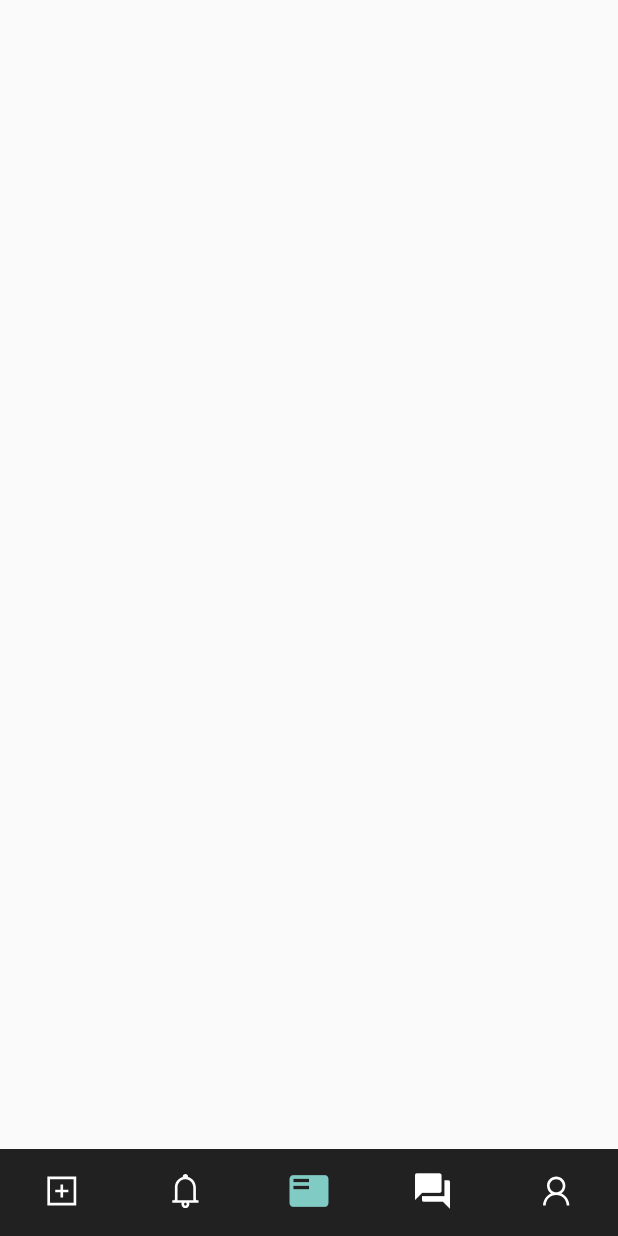
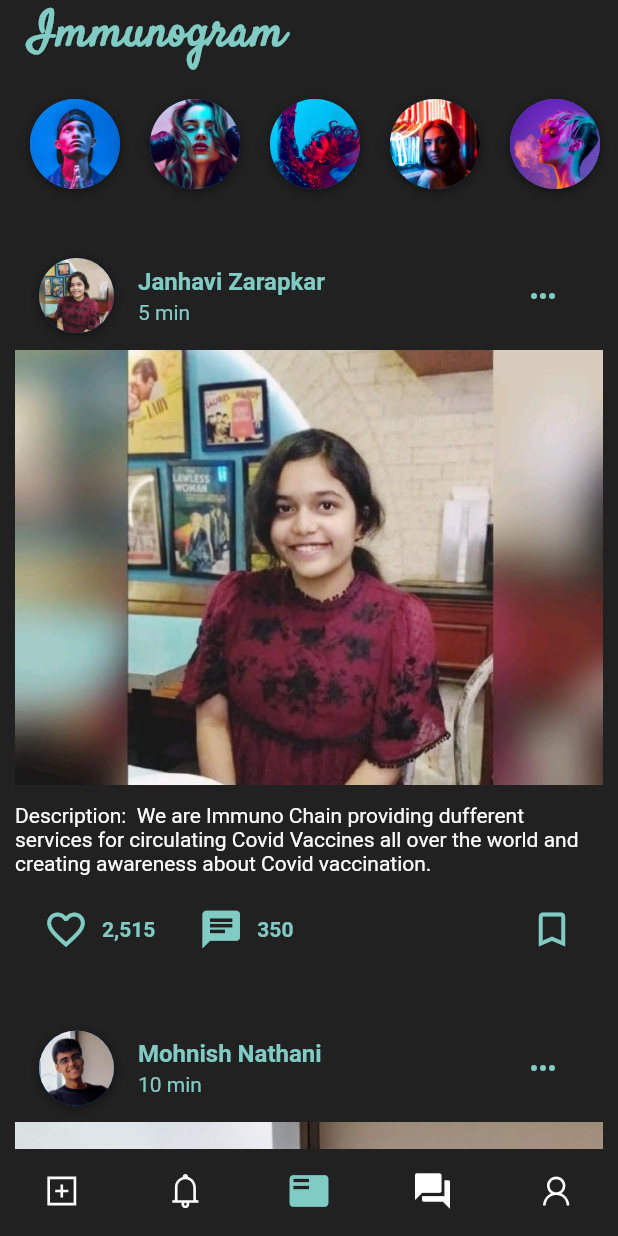
Before and after one commit to InsaneCodersDev/EYtechathon, a Flutter app: the screen it shows once a user with an empty profile is signed in, on a phone screen of 412 x 824 dp. Run offline on Flutter 3.47's test engine with Material 2 defaults, Android fonts, the phone set to English and light mode, and no system bars; our stand-ins replace animated_theme_switcher, awesome_dialog, circular_profile_avatar, cloud_firestore, firebase_auth, firebase_core and 13 more; missing offline and left inert: web3dart; accounts and stored records are empty; project files that could hold a hidden picture were left out.

Commit message:
Feed n post

```diff
--- /dev/null
+++ b/lib/feed.dart
@@ -0,0 +1,13 @@
+import 'package:flutter/material.dart';
+import 'feed_screen.dart';
+
+class MyApp extends StatelessWidget {
+  @override
+  Widget build(BuildContext context) {
+    return MaterialApp(
+      title: 'Flutter Instagram Feed UI Redesign',
+      debugShowCheckedModeBanner: false,
+      home: FeedScreen(),
+    );
+  }
+}
--- /dev/null
+++ b/lib/feed_screen.dart
@@ -0,0 +1,255 @@
+import 'package:flutter/material.dart';
+import 'package:vaccinemgmt/models/post_model.dart';
+import 'package:vaccinemgmt/screens/view_post_screen.dart';
+
+class FeedScreen extends StatefulWidget {
+  @override
+  _FeedScreenState createState() => _FeedScreenState();
+}
+
+class _FeedScreenState extends State<FeedScreen> {
+  Widget _buildPost(int index) {
+    return Padding(
+      padding: EdgeInsets.symmetric(horizontal: 10.0, vertical: 5.0),
+      child: Container(
+        width: double.infinity,
+        height: 505.0,
+        decoration: BoxDecoration(
+          color: Colors.grey[900],
+          borderRadius: BorderRadius.circular(25.0),
+        ),
+        child: Column(
+          children: <Widget>[
+            Padding(
+              padding: EdgeInsets.symmetric(vertical: 10.0),
+              child: Column(
+                children: <Widget>[
+                  ListTile(
+                    leading: Container(
+                      width: 50.0,
+                      height: 50.0,
+                      decoration: BoxDecoration(
+                        shape: BoxShape.circle,
+                        boxShadow: [
+                          BoxShadow(
+                            color: Colors.black45,
+                            offset: Offset(0, 2),
+                            blurRadius: 6.0,
+                          ),
+                        ],
+                      ),
+                      child: CircleAvatar(
+                        child: ClipOval(
+                          child: Image(
+                            height: 50.0,
+                            width: 50.0,
+                            image: AssetImage(posts[index].authorImageUrl),
+                            fit: BoxFit.cover,
+                          ),
+                        ),
+                      ),
+                    ),
+                    title: Text(
+                      posts[index].authorName,
+                      style: TextStyle(
+                        color: Colors.teal[200],
+                        fontWeight: FontWeight.bold,
+                      ),
+                    ),
+                    subtitle: Text(posts[index].timeAgo,
+                        style: TextStyle(
+                          color: Colors.teal[200],
+                        )),
+                    trailing: IconButton(
+                      icon: Icon(Icons.more_horiz),
+                      color: Colors.teal[200],
+                      onPressed: () => print('More'),
+                    ),
+                  ),
+                  InkWell(
+                    onDoubleTap: () => print('Like post'),
+                    onTap: () {
+                      Navigator.push(
+                        context,
+                        MaterialPageRoute(
+                          builder: (_) => ViewPostScreen(
+                            post: posts[index],
+                          ),
+                        ),
+                      );
+                    },
+                    child: Image.asset(
+                      posts[index].imageUrl,
+                      width: double.infinity,
+                    ),
+                  ),
+                  Padding(
+                    padding: EdgeInsets.symmetric(vertical: 12.0),
+                    child: Text(
+                      "Description:  We are Immuno Chain providing dufferent services for circulating Covid Vaccines all over the world and creating awareness about Covid vaccination.",
+                      style: TextStyle(color: Colors.white),
+                    ),
+                  ),
+                  Padding(
+                    padding: EdgeInsets.symmetric(horizontal: 10.0),
+                    child: Row(
+                      mainAxisAlignment: MainAxisAlignment.spaceBetween,
+                      children: <Widget>[
+                        Row(
+                          children: <Widget>[
+                            Row(
+                              children: <Widget>[
+                                IconButton(
+                                  icon: Icon(Icons.favorite_border),
+                                  color: Colors.teal[200],
+                                  iconSize: 30.0,
+                                  onPressed: () => print('Like post'),
+                                ),
+                                Text(
+                                  '2,515',
+                                  style: TextStyle(
+                                    color: Colors.teal[200],
+                                    fontSize: 14.0,
+                                    fontWeight: FontWeight.w600,
+                                  ),
+                                ),
+                              ],
+                            ),
+                            SizedBox(width: 20.0),
+                            Row(
+                              children: <Widget>[
+                                IconButton(
+                                  icon: Icon(Icons.chat),
+                                  color: Colors.teal[200],
+                                  iconSize: 30.0,
+                                  onPressed: () {
+                                    Navigator.push(
+                                      context,
+                                      MaterialPageRoute(
+                                        builder: (_) => ViewPostScreen(
+                                          post: posts[index],
+                                        ),
+                                      ),
+                                    );
+                                  },
+                                ),
+                                Text(
+                                  '350',
+                                  style: TextStyle(
+                                    color: Colors.teal[200],
+                                    fontSize: 14.0,
+                                    fontWeight: FontWeight.w600,
+                                  ),
+                                ),
+                              ],
+                            ),
+                          ],
+                        ),
+                        IconButton(
+                          icon: Icon(Icons.bookmark_border),
+                          color: Colors.teal[200],
+                          iconSize: 30.0,
+                          onPressed: () => print('Save post'),
+                        ),
+                      ],
+                    ),
+                  ),
+                ],
+              ),
+            ),
+          ],
+        ),
+      ),
+    );
+  }
+
+  @override
+  Widget build(BuildContext context) {
+    return Scaffold(
+      backgroundColor: Colors.black87,
+      body: ListView(
+        physics: AlwaysScrollableScrollPhysics(),
+        children: <Widget>[
+          Padding(
+            padding: EdgeInsets.symmetric(horizontal: 20.0),
+            child: Row(
+              mainAxisAlignment: MainAxisAlignment.spaceBetween,
+              children: <Widget>[
+                Text(
+                  'Immunogram',
+                  style: TextStyle(
+                    color: Colors.teal[200],
+                    fontFamily: 'Satisfy',
+                    fontSize: 32.0,
+                    inherit: false,
+                    fontWeight: FontWeight.bold,
+                  ),
+                ),
+                Row(
+                  children: [],
+                )
+                // Row(
+                //   children: <Widget>[
+                //     IconButton(
+                //       icon: Icon(Icons.live_tv),
+                //       iconSize: 30.0,
+                //       onPressed: () => print('IGTV'),
+                //     ),
+                //     SizedBox(width: 16.0),
+                //     Container(
+                //       width: 35.0,
+                //       child: IconButton(
+                //         icon: Icon(Icons.send),
+                //         iconSize: 30.0,
+                //         onPressed: () => print('Direct Messages'),
+                //       ),
+                //     )
+                //   ],
+                // )
+              ],
+            ),
+          ),
+          Container(
+            width: double.infinity,
+            height: 100.0,
+            child: ListView.builder(
+              scrollDirection: Axis.horizontal,
+              itemCount: stories.length + 1,
+              itemBuilder: (BuildContext context, int index) {
+                if (index == 0) {
+                  return SizedBox(width: 10.0);
+                }
+                return Container(
+                  margin: EdgeInsets.all(10.0),
+                  width: 60.0,
+                  height: 60.0,
+                  decoration: BoxDecoration(
+                    shape: BoxShape.circle,
+                    boxShadow: [
+                      BoxShadow(
+                        color: Colors.black45,
+                        offset: Offset(0, 2),
+                        blurRadius: 6.0,
+                      ),
+                    ],
+                  ),
+                  child: CircleAvatar(
+                    child: ClipOval(
+                      child: Image(
+                        height: 60.0,
+                        width: 60.0,
+                        image: AssetImage(stories[index - 1]),
+                        fit: BoxFit.cover,
+                      ),
+                    ),
+                  ),
+                );
+              },
+            ),
+          ),
+          for (var i = 0; i < posts.length; i++) _buildPost(i)
+        ],
+      ),
+    );
+  }
+}
--- a/lib/homePage.dart
+++ b/lib/homePage.dart
@@ -6,7 +6,7 @@ import 'package:vaccinemgmt/newRequests.dart';
 // import 'package:vaccinemgmt/screens/profile.dart';
 import 'package:vaccinemgmt/transactions.dart';
 import 'package:vaccinemgmt/donationsListings.dart';
-import 'package:vaccinemgmt/newRequests.dart';
+import 'package:vaccinemgmt/feed_screen.dart';
 
 import 'package:vaccinemgmt/user.dart';
 
@@ -20,7 +20,7 @@ class _HomePageState extends State<HomePage> {
   List<Widget> _children = [
     Donations(),
     NewRequests(),
-    Container(),
+    FeedScreen(),
     Transactions(),
     User(),
   ];
--- /dev/null
+++ b/lib/models/post_model.dart
@@ -0,0 +1,57 @@
+class Post {
+  String authorName;
+  String authorImageUrl;
+  String timeAgo;
+  String imageUrl;
+
+  Post({
+    this.authorName,
+    this.authorImageUrl,
+    this.timeAgo,
+    this.imageUrl,
+  });
+}
+
+final List<Post> posts = [
+  Post(
+    authorName: 'Janhavi Zarapkar',
+    authorImageUrl: 'assets/images/post0.jpg',
+    timeAgo: '5 min',
+    imageUrl: 'assets/images/post0.jpg',
+  ),
+  // Post(
+  //   authorName: 'Janhavi Zarapkar',
+  //   authorImageUrl: 'assets/images/post1.jpg',
+  //   timeAgo: '10 min',
+  //   imageUrl: 'assets/images/post1.jpg',
+  // ),
+  Post(
+    authorName: 'Mohnish Nathani',
+    authorImageUrl: 'assets/images/post2.jpg',
+    timeAgo: '10 min',
+    imageUrl: 'assets/images/post2.jpg',
+  ),
+  Post(
+    authorName: 'Girish Salunke',
+    authorImageUrl: 'assets/images/post3.jpg',
+    timeAgo: '10 min',
+    imageUrl: 'assets/images/post3.jpg',
+  ),
+  Post(
+    authorName: 'Oveshahmed Patel',
+    authorImageUrl: 'assets/images/post4.jpg',
+    timeAgo: '10 min',
+    imageUrl: 'assets/images/post4.jpg',
+  ),
+];
+
+final List<String> stories = [
+  'assets/images/user1.png',
+  'assets/images/user2.png',
+  'assets/images/user3.png',
+  'assets/images/user4.png',
+  'assets/images/user0.png',
+  'assets/images/user1.png',
+  'assets/images/user2.png',
+  'assets/images/user3.png',
+];
```
Also changed, not shown: lib/models/comment_model.dart (added, +41 -0 lines), lib/profile_list_item.dart (+8 -1 lines), lib/screens/view_post_screen.dart (added, +340 -0 lines), assets/images/background.png (added), assets/images/j.jpg (added), assets/images/post0.jpg (added), assets/images/post1.jpg (added), assets/images/post2.jpg (added), assets/images/post3.jpg (added), assets/images/post4.jpg (added), assets/images/user0.png (added), assets/images/user1.png (added), assets/images/user2.png (added), assets/images/user3.png (added), 1 more files.
